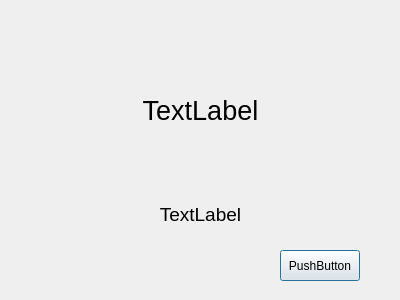
Before: the Qt Designer form goldMiner/endgamedialog.ui in fatty-belly/QT-goldMiner, drawn with Qt 5.
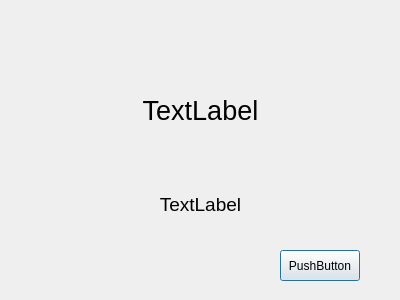
After: the same form once the commit is applied.

Patch:
```diff
--- a/goldMiner/endgamedialog.ui
+++ b/goldMiner/endgamedialog.ui
@@ -50,10 +50,10 @@
   <widget class="QLabel" name="bombLabel">
    <property name="geometry">
     <rect>
-     <x>80</x>
-     <y>199</y>
-     <width>241</width>
-     <height>31</height>
+     <x>30</x>
+     <y>179</y>
+     <width>341</width>
+     <height>51</height>
     </rect>
    </property>
    <property name="font">
```
Left out of the diff: 2 changed lines with no effect on the pictures.
